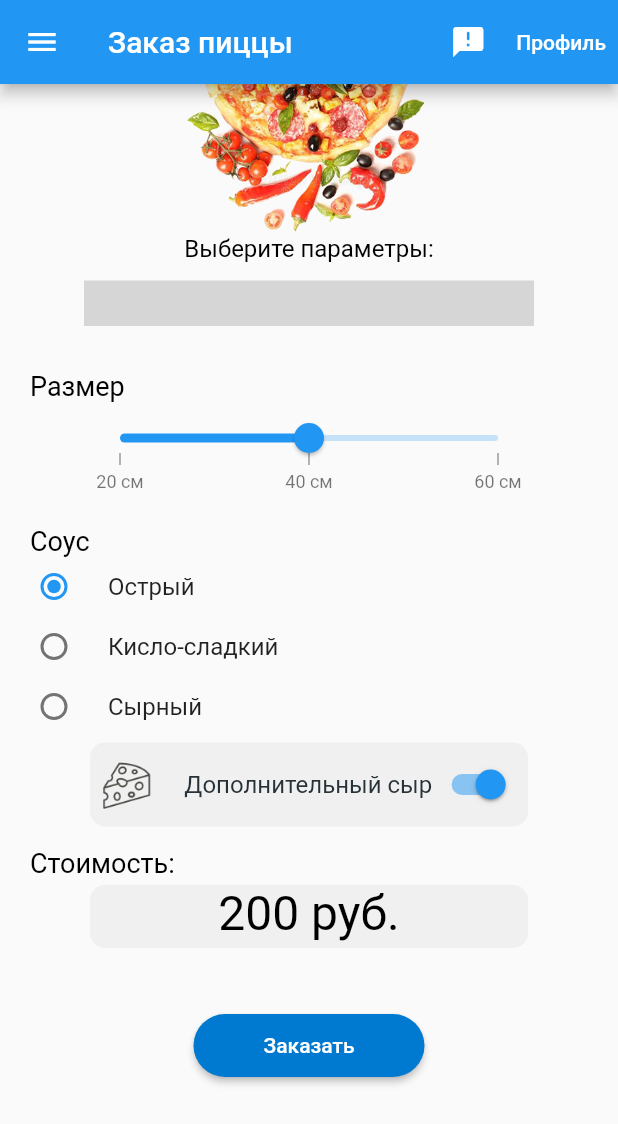
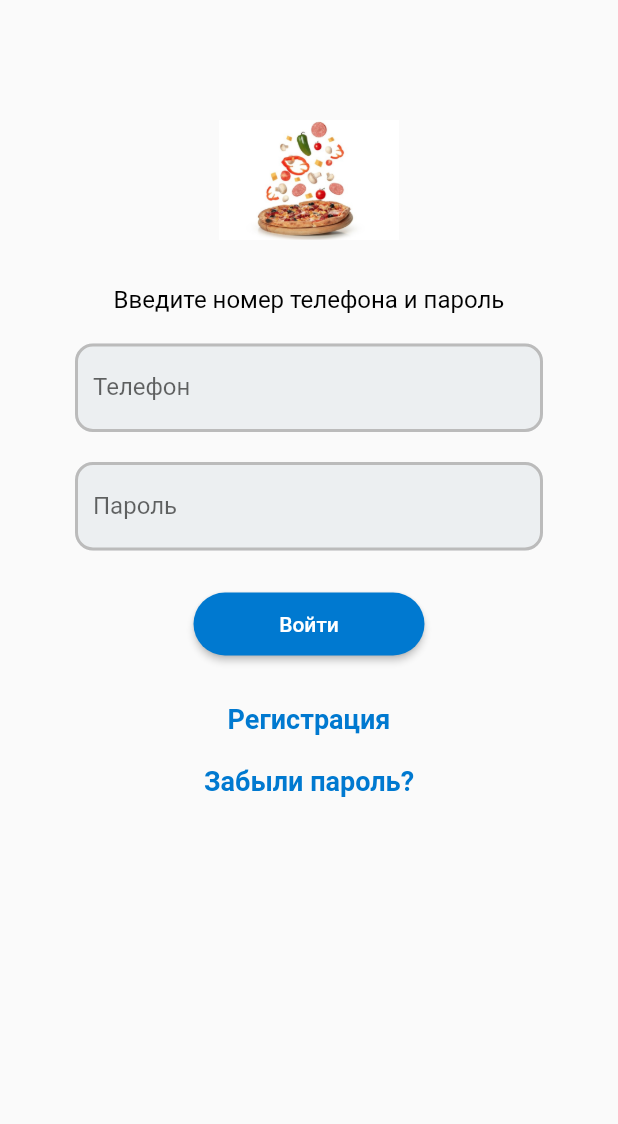
Before and after one commit to Bahamapapa/pizza_calculator, a Flutter app: the screen it shows after launch, on a phone screen of 412 x 824 dp. Shown: the top 1124 px of the screen. Run offline on Flutter 3.47's test engine with Material 2 defaults, Android fonts, the phone set to English and light mode, and no system bars; drawn by our look-alikes of syncfusion_flutter_sliders; missing offline and left inert: sliding_switch; grey boxes are pictures that could not be loaded.

```diff
--- /dev/null
+++ b/lib/auth_page.dart
@@ -0,0 +1,100 @@
+import 'package:flutter/material.dart';
+import 'package:pizza_calculator/pizza_calculator_screen.dart';
+
+class AuthPage extends StatefulWidget {
+  const AuthPage({Key? key}) : super(key: key);
+
+  @override
+  _AuthPageState createState() => _AuthPageState();
+}
+
+class _AuthPageState extends State<AuthPage> {
+  @override
+  Widget build(BuildContext context) {
+    const borderStyle = OutlineInputBorder(
+        borderRadius: BorderRadius.all(Radius.circular(12)),
+        borderSide: BorderSide(
+            color: const Color(0xFFbbbbbb), width: 2));
+    const linkTextStyle = TextStyle(
+        fontSize: 18,
+        fontWeight: FontWeight.bold,
+        color: Color(0xFF0079D0)
+    );
+
+    return MaterialApp(
+      home: Scaffold(
+          body: Container(
+            decoration: const BoxDecoration(
+              //image: DecorationImage(
+              //  image: AssetImage("assets/images/img.png"),
+              //  fit: BoxFit.cover,
+             // ),
+            ),
+            width: double.infinity,
+            height: double.infinity,
+            padding: EdgeInsets.symmetric(horizontal: 50),
+            child: SingleChildScrollView(
+              child: Column(children: [
+                SizedBox(height: 60, ),
+                const SizedBox(width: 120, height: 120, child: Image(image: AssetImage('assets/images/pizza-and-ingredients.jpeg')),),
+                SizedBox(height: 10,),
+                Text("Введите номер телефона и пароль",
+                    style: TextStyle(fontSize: 16, color: Color.fromRGBO(0, 0, 0, 60))),
+                SizedBox(height: 20,),
+                TextField(
+                  keyboardType: TextInputType.number,
+                  decoration: InputDecoration(
+                    enabledBorder: borderStyle,
+                    focusedBorder: borderStyle,
+                    filled: true,
+                    fillColor: Color(0xFFeceff1),
+                    labelText: "Телефон",
+                  ),
+                ),
+                SizedBox(height: 20,),
+                TextField(
+                  obscureText: true,
+                  decoration: InputDecoration(
+                    enabledBorder: borderStyle,
+                    focusedBorder: borderStyle,
+                    filled: true,
+                    fillColor: Color(0xFFeceff1),
+                    labelText: "Пароль",
+                  ),
+                ),
+                SizedBox(height: 28,),
+                SizedBox(width: 154, height: 42,
+                    child: ElevatedButton(
+                      child: const Text('Войти'),
+                      onPressed: (){
+                        Navigator.push(
+                          context,
+                          MaterialPageRoute(builder: (context) => const PizzaCalculatorScreen()),
+                        );
+                    },
+                      style: ElevatedButton.styleFrom(
+                        primary: Color(0xFF0079D0),
+                        shape: RoundedRectangleBorder(
+                          borderRadius: BorderRadius.circular(36.0),
+                        ),
+                      ),
+                    )
+                ),
+                SizedBox(height: 32,),
+                InkWell(child: const Text('Регистрация',
+                  style: linkTextStyle,
+                ),
+                    onTap: () {}),
+                SizedBox(height: 20,),
+                InkWell(child: const Text('Забыли пароль?',
+                  style: linkTextStyle,
+                ), onTap: () {}),
+
+              ],),
+            ),
+          )
+      ),
+    );
+  }
+
+}
--- a/lib/main.dart
+++ b/lib/main.dart
@@ -1,7 +1,11 @@
 import 'package:flutter/material.dart';
 import 'package:pizza_calculator/navigation_drawer_screen.dart';
 import 'package:pizza_calculator/pizza_calculator_screen.dart';
+import 'package:pizza_calculator/auth_page.dart';
 
 void main() {
-  runApp(const PizzaCalculatorScreen() /*const NavigationDrawerScreen()*/);
+  runApp(const MaterialApp(
+    title: "Pizza",
+      home: AuthPage(),
+  )/*const PizzaCalculatorScreen() const NavigationDrawerScreen()*/);
 }
--- a/lib/pizza_calculator_screen.dart
+++ b/lib/pizza_calculator_screen.dart
@@ -2,6 +2,8 @@ import 'package:flutter/material.dart';
 import 'package:sliding_switch/sliding_switch.dart';
 import 'package:syncfusion_flutter_sliders/sliders.dart';
 import 'package:intl/intl.dart';
+
+import 'auth_page.dart';
 
 class PizzaCalculatorScreen extends StatefulWidget {
   const PizzaCalculatorScreen({Key? key}) : super(key: key);
@@ -112,6 +114,7 @@ class _PizzaCalculatorScreenState extends State<PizzaCalculatorScreen> {
                         const SnackBar(content: Text('Переход в каталог')));
 
                   },
+
                 ),
                 ListTile(
                     leading: const Icon(Icons.two_k),
@@ -130,8 +133,10 @@ class _PizzaCalculatorScreenState extends State<PizzaCalculatorScreen> {
                     leading: const Icon(Icons.settings),
                     title: const Text("Настройки"),
                     onTap: (){
-                      _messengerKey.currentState!.showSnackBar(
-                          const SnackBar(content: Text('Переход в настройки')));
+                      Navigator.push(
+                      context,
+                      MaterialPageRoute(builder: (context) => const AuthPage()),
+                      );
                     }
                 ),
               ],
@@ -323,7 +328,9 @@ class _PizzaCalculatorScreenState extends State<PizzaCalculatorScreen> {
                 width: 154,
                 height: 42,
                 child: ElevatedButton(
-                  onPressed: () {},
+                  onPressed: () {
+                    Navigator.pop(context);
+                  },
                   child: Text('Заказать'),
                   style: ElevatedButton.styleFrom(
                     primary: Color(0xFF0079D0),
```
